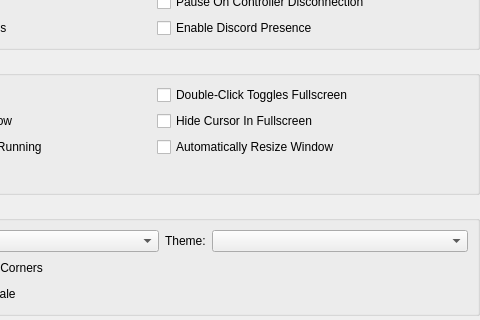
The window that src/duckstation-qt/interfacesettingswidget.ui (stenzek/duckstation) describes before a commit, drawn with Qt 5; both pictures show x 172 to 652 and y 89 to 409 of the 652 by 522 pixel window.
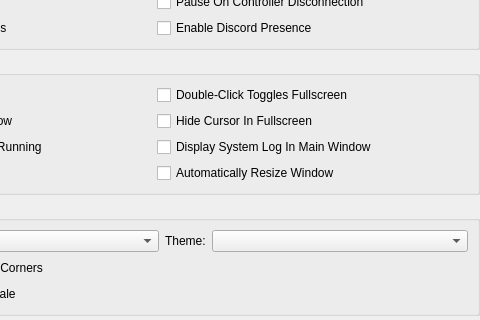
The same window after the commit.

Commit message:
Qt: Add option to show log in main window
When using render to separate window. Makes the main window actually
useful.

Patch:
```diff
--- a/src/duckstation-qt/interfacesettingswidget.ui
+++ b/src/duckstation-qt/interfacesettingswidget.ui
@@ -130,9 +130,9 @@
        </widget>
       </item>
       <item row="2" column="1">
-       <widget class="QCheckBox" name="automaticallyResizeWindow">
+       <widget class="QCheckBox" name="displayLogInMainWindow">
         <property name="text">
-         <string>Automatically Resize Window</string>
+         <string>Display System Log In Main Window</string>
         </property>
        </widget>
       </item>
@@ -143,6 +143,13 @@
         </property>
        </widget>
       </item>
+      <item row="3" column="1">
+       <widget class="QCheckBox" name="automaticallyResizeWindow">
+        <property name="text">
+         <string>Automatically Resize Window</string>
+        </property>
+       </widget>
+      </item>
      </layout>
     </widget>
    </item>
```
The commit also changes 6 other files.
